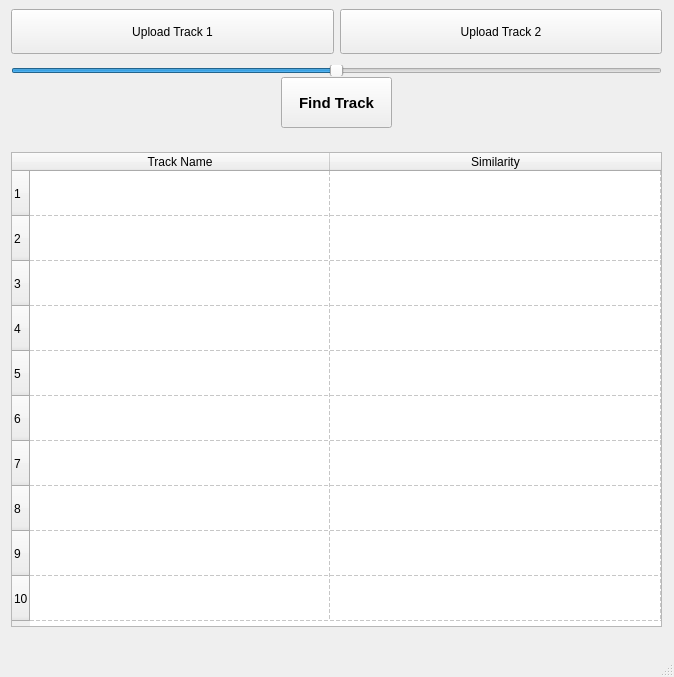
ASquaredM/KawaiiDevs-Shazam2.0, file UI/UI.ui: the form before one commit.
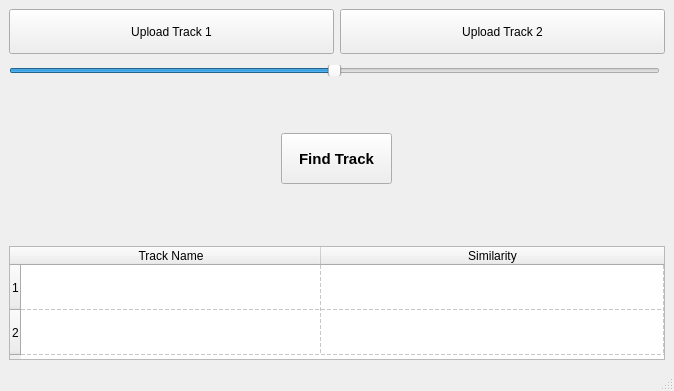
The form after the commit. Icons and pictures are not drawn.

Diff of the .ui file:
```diff
--- a/UI/UI.ui
+++ b/UI/UI.ui
@@ -7,163 +7,27 @@
     <x>0</x>
     <y>0</y>
     <width>674</width>
-    <height>677</height>
+    <height>391</height>
    </rect>
   </property>
   <property name="minimumSize">
    <size>
     <width>674</width>
-    <height>609</height>
+    <height>0</height>
    </size>
   </property>
   <property name="maximumSize">
    <size>
     <width>16777215</width>
-    <height>16777215</height>
+    <height>391</height>
    </size>
   </property>
   <property name="windowTitle">
    <string>MainWindow</string>
   </property>
   <widget class="QWidget" name="centralwidget">
-   <layout class="QGridLayout" name="gridLayout">
-    <item row="5" column="0" alignment="Qt::AlignHCenter|Qt::AlignVCenter">
-     <widget class="QTableWidget" name="Similarity_View">
-      <property name="sizePolicy">
-       <sizepolicy hsizetype="Preferred" vsizetype="Preferred">
-        <horstretch>100</horstretch>
-        <verstretch>50</verstretch>
-       </sizepolicy>
-      </property>
-      <property name="minimumSize">
-       <size>
-        <width>651</width>
-        <height>475</height>
-       </size>
-      </property>
-      <property name="maximumSize">
-       <size>
-        <width>0</width>
-        <height>475</height>
-       </size>
-      </property>
-      <property name="frameShape">
-       <enum>QFrame::StyledPanel</enum>
-      </property>
-      <property name="frameShadow">
-       <enum>QFrame::Raised</enum>
-      </property>
-      <property name="verticalScrollBarPolicy">
-       <enum>Qt::ScrollBarAlwaysOff</enum>
-      </property>
-      <property name="horizontalScrollBarPolicy">
-       <enum>Qt::ScrollBarAlwaysOff</enum>
-      </property>
-      <property name="sizeAdjustPolicy">
-       <enum>QAbstractScrollArea::AdjustToContents</enum>
-      </property>
-      <property name="showGrid">
-       <bool>true</bool>
-      </property>
-      <property name="gridStyle">
-       <enum>Qt::DashLine</enum>
-      </property>
-      <property name="sortingEnabled">
-       <bool>false</bool>
-      </property>
-      <property name="wordWrap">
-       <bool>true</bool>
-      </property>
-      <property name="cornerButtonEnabled">
-       <bool>true</bool>
-      </property>
-      <attribute name="horizontalHeaderVisible">
-       <bool>true</bool>
-      </attribute>
-      <attribute name="horizontalHeaderCascadingSectionResizes">
-       <bool>false</bool>
-      </attribute>
-      <attribute name="horizontalHeaderMinimumSectionSize">
-       <number>35</number>
-      </attribute>
-      <attribute name="horizontalHeaderDefaultSectionSize">
-       <number>300</number>
-      </attribute>
-      <attribute name="horizontalHeaderShowSortIndicator" stdset="0">
-       <bool>false</bool>
-      </attribute>
-      <attribute name="horizontalHeaderStretchLastSection">
-       <bool>true</bool>
-      </attribute>
-      <attribute name="verticalHeaderDefaultSectionSize">
-       <number>45</number>
-      </attribute>
-      <attribute name="verticalHeaderStretchLastSection">
-       <bool>false</bool>
-      </attribute>
-      <row>
-       <property name="text">
-        <string>1</string>
-       </property>
-      </row>
-      <row>
-       <property name="text">
-        <string>2</string>
-       </property>
-      </row>
-      <row>
-       <property name="text">
-        <string>3</string>
-       </property>
-      </row>
-      <row>
-       <property name="text">
-        <string>4</string>
-       </property>
-      </row>
-      <row>
-       <property name="text">
-        <string>5</string>
-       </property>
-      </row>
-      <row>
-       <property name="text">
-        <string>6</string>
-       </property>
-      </row>
-      <row>
-       <property name="text">
-        <string>7</string>
-       </property>
-      </row>
-      <row>
-       <property name="text">
-        <string>8</string>
-       </property>
-      </row>
-      <row>
-       <property name="text">
-        <string>9</string>
-       </property>
-      </row>
-      <row>
-       <property name="text">
-        <string>10</string>
-       </property>
-      </row>
-      <column>
-       <property name="text">
-        <string>Track Name</string>
-       </property>
-      </column>
-      <column>
-       <property name="text">
-        <string>Similarity</string>
-       </property>
-      </column>
-     </widget>
-    </item>
-    <item row="3" column="0">
+   <layout class="QVBoxLayout" name="verticalLayout">
+    <item>
      <layout class="QVBoxLayout" name="verticalLayout_2">
       <item>
        <layout class="QHBoxLayout" name="horizontalLayout">
@@ -298,6 +162,102 @@
         </property>
        </widget>
       </item>
+      <item>
+       <widget class="QTableWidget" name="Similarity_View">
+        <property name="sizePolicy">
+         <sizepolicy hsizetype="Preferred" vsizetype="Preferred">
+          <horstretch>100</horstretch>
+          <verstretch>50</verstretch>
+         </sizepolicy>
+        </property>
+        <property name="minimumSize">
+         <size>
+          <width>651</width>
+          <height>100</height>
+         </size>
+        </property>
+        <property name="maximumSize">
+         <size>
+          <width>9999999</width>
+          <height>114</height>
+         </size>
+        </property>
+        <property name="frameShape">
+         <enum>QFrame::StyledPanel</enum>
+        </property>
+        <property name="frameShadow">
+         <enum>QFrame::Raised</enum>
+        </property>
+        <property name="verticalScrollBarPolicy">
+         <enum>Qt::ScrollBarAlwaysOff</enum>
+        </property>
+        <property name="horizontalScrollBarPolicy">
+         <enum>Qt::ScrollBarAlwaysOff</enum>
+        </property>
+        <property name="sizeAdjustPolicy">
+         <enum>QAbstractScrollArea::AdjustToContents</enum>
+        </property>
+        <property name="showGrid">
+         <bool>true</bool>
+        </property>
+        <property name="gridStyle">
+         <enum>Qt::DashLine</enum>
+        </property>
+        <property name="sortingEnabled">
+         <bool>false</bool>
+        </property>
+        <property name="wordWrap">
+         <bool>true</bool>
+        </property>
+        <property name="cornerButtonEnabled">
+         <bool>true</bool>
+        </property>
+        <attribute name="horizontalHeaderVisible">
+         <bool>true</bool>
+        </attribute>
+        <attribute name="horizontalHeaderCascadingSectionResizes">
+         <bool>false</bool>
+        </attribute>
+        <attribute name="horizontalHeaderDefaultSectionSize">
+         <number>300</number>
+        </attribute>
+        <attribute name="horizontalHeaderMinimumSectionSize">
+         <number>35</number>
+        </attribute>
+        <attribute name="horizontalHeaderShowSortIndicator" stdset="0">
+         <bool>false</bool>
+        </attribute>
+        <attribute name="horizontalHeaderStretchLastSection">
+         <bool>true</bool>
+        </attribute>
+        <attribute name="verticalHeaderDefaultSectionSize">
+         <number>45</number>
+        </attribute>
+        <attribute name="verticalHeaderStretchLastSection">
+         <bool>false</bool>
+        </attribute>
+        <row>
+         <property name="text">
+          <string>1</string>
+         </property>
+        </row>
+        <row>
+         <property name="text">
+          <string>2</string>
+         </property>
+        </row>
+        <column>
+         <property name="text">
+          <string>Track Name</string>
+         </property>
+        </column>
+        <column>
+         <property name="text">
+          <string>Similarity</string>
+         </property>
+        </column>
+       </widget>
+      </item>
      </layout>
     </item>
    </layout>
```
Left out of the diff: 2 changed lines with no effect on the pictures.
